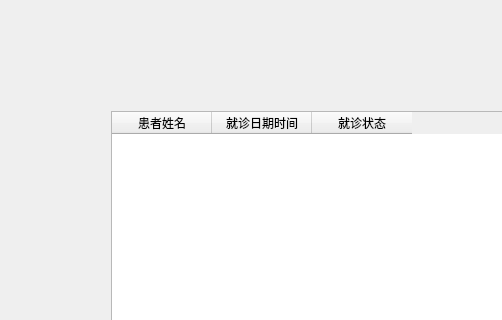
This is ui/ViewRegistration.ui in BottleOfErie/SmartHospital as Qt 5 draws it before an edit; both pictures show x 0 to 502 and y 0 to 320 of the 1258 by 691 pixel window. The edited form follows.
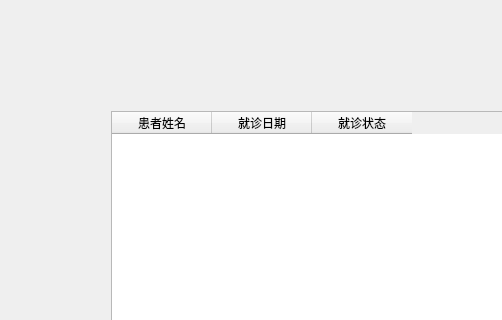
This is the edited form. Icons and pictures are not drawn.

Commit message: ui 完整版  完成

What changed in the file:
```diff
--- a/ui/ViewRegistration.ui
+++ b/ui/ViewRegistration.ui
@@ -40,7 +40,7 @@
        </column>
        <column>
         <property name="text">
-         <string>就诊日期时间</string>
+         <string>就诊日期</string>
         </property>
        </column>
        <column>
```
The commit also changes 4 other files.
